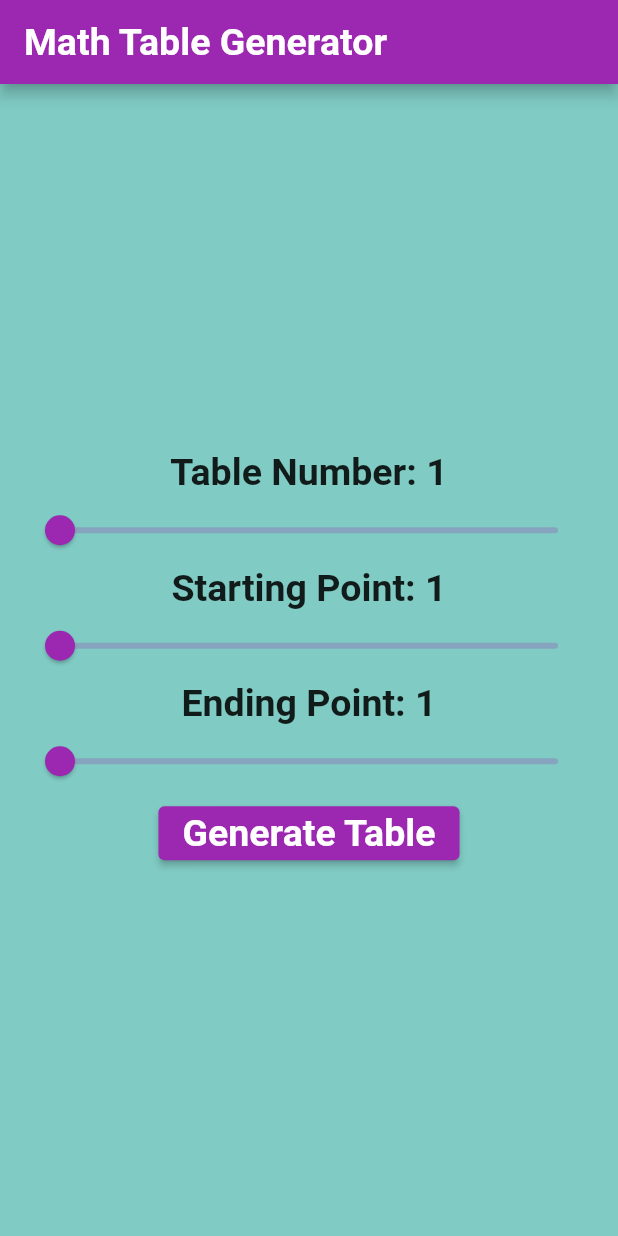
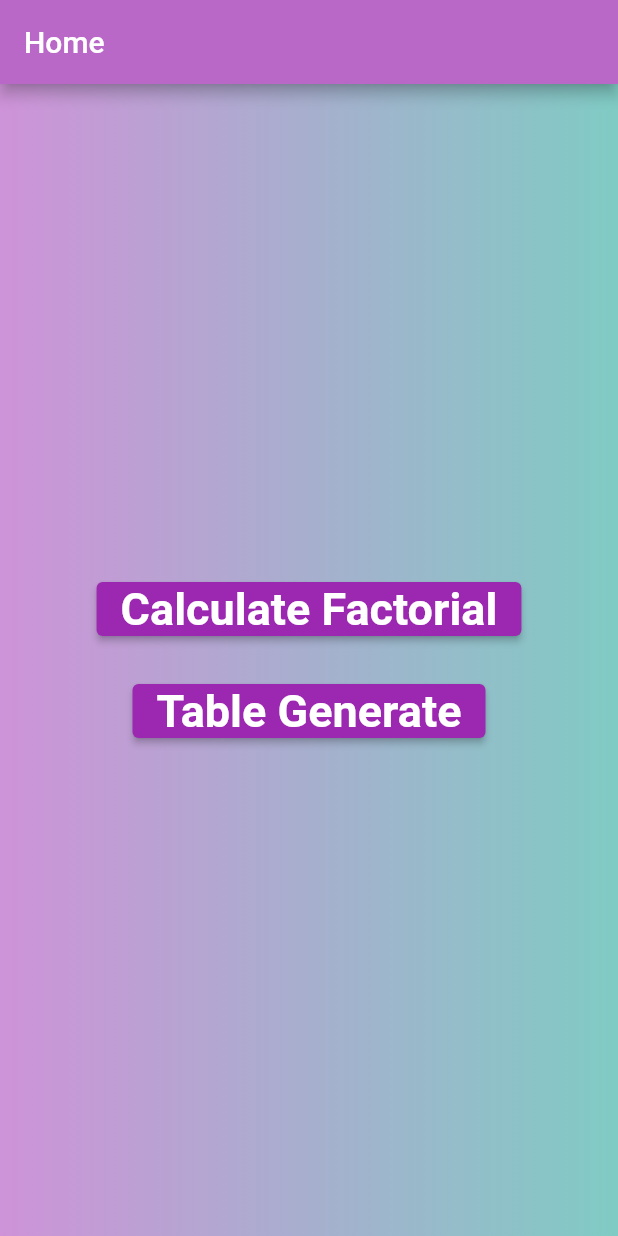
Before and after one commit to Sayyad-Amin/sp21-bcs-015, a Flutter app: the screen it shows after launch, on a phone screen of 412 x 824 dp. Run offline on Flutter 3.47's test engine with Material 2 defaults, Android fonts, the phone set to English and light mode, and no system bars; our stand-ins replace assets_audio_player, cloud_firestore, firebase_auth, firebase_core, firebase_storage, flutter_svg and 1 more; accounts and stored records are empty.

Commit message:
commit in last hours

```diff
--- a/table_genrator/lib/main.dart
+++ b/table_genrator/lib/main.dart
@@ -1,4 +1,5 @@
 import 'package:flutter/material.dart';
+import 'package:table_genrator/quiz_screen.dart';
 import 'package:table_genrator/splash_screen.dart';
 import 'package:table_genrator/table_screen.dart';
 
@@ -13,7 +14,13 @@ class MyApp extends StatelessWidget {
       title: 'Math Table Generator',
       theme: ThemeData(
         primarySwatch: Colors.purple,
+        appBarTheme: AppBarTheme(
+
+          backgroundColor: Colors.purple.shade300,
+        )
+
       ),
+
       home: SplashScreen(),
     );
   }
@@ -37,7 +44,12 @@ class _InputScreenState extends State<InputScreen> {
               fontWeight: FontWeight.w600),),
       ),
       body: Container(
-        color: Colors.teal.shade200,
+        decoration: BoxDecoration(gradient: LinearGradient(
+            colors: [
+              Colors.purple.shade200,
+              Colors.teal.shade200
+            ]
+        )),
         child: Padding(
           padding: const EdgeInsets.all(16.0),
           child: Column(
--- /dev/null
+++ b/table_genrator/lib/selection_screen.dart
@@ -0,0 +1,47 @@
+import 'package:flutter/material.dart';
+import 'package:table_genrator/main.dart';
+import 'package:table_genrator/select_question_screen.dart';
+import 'package:table_genrator/table_screen.dart';
+import 'factorial_screen.dart';
+
+class SelectionScreen extends StatelessWidget {
+  @override
+  Widget build(BuildContext context) {
+    return Scaffold(
+      appBar: AppBar(title: Text('Home')),
+      body: Container(
+        width: double.infinity,
+        decoration: BoxDecoration(gradient: LinearGradient(
+            colors: [
+              Colors.purple.shade200,
+              Colors.teal.shade200
+            ]
+        )),
+        child: Column(
+          mainAxisAlignment: MainAxisAlignment.center,
+          children: [
+            ElevatedButton(
+              onPressed: () {
+                Navigator.push(
+                  context,
+                  MaterialPageRoute(builder: (context) => FactorialScreen()),
+                );
+              },
+              child: Text('Calculate Factorial',style: TextStyle(fontSize: 30, fontWeight: FontWeight.w600),),
+            ),
+            SizedBox(height: 20),
+            ElevatedButton(
+              onPressed: () {
+                Navigator.push(
+                  context,
+                  MaterialPageRoute(builder: (context) => InputScreen()),
+                );
+              },
+              child: Text('Table Generate',style: TextStyle(fontSize: 30, fontWeight: FontWeight.w600),),
+            ),
+          ],
+        ),
+      ),
+    );
+  }
+}
--- a/table_genrator/pubspec.yaml
+++ b/table_genrator/pubspec.yaml
@@ -30,6 +30,8 @@ environment:
 dependencies:
   flutter:
     sdk: flutter
+  firebase_core: ^2.13.1
+  firebase_database: ^10.2.2
 
 
   # The following adds the Cupertino Icons font to your application.
```
Also changed, not shown: table_genrator/lib/factorial_screen.dart (added, +78 -0 lines), table_genrator/lib/quiz_screen.dart (+44 -8 lines), table_genrator/lib/select_question_screen.dart (added, +68 -0 lines), table_genrator/lib/splash_screen.dart (+12 -3 lines), table_genrator/lib/table_screen.dart (+10 -7 lines), table_genrator/pubspec.lock, 5 other files.
